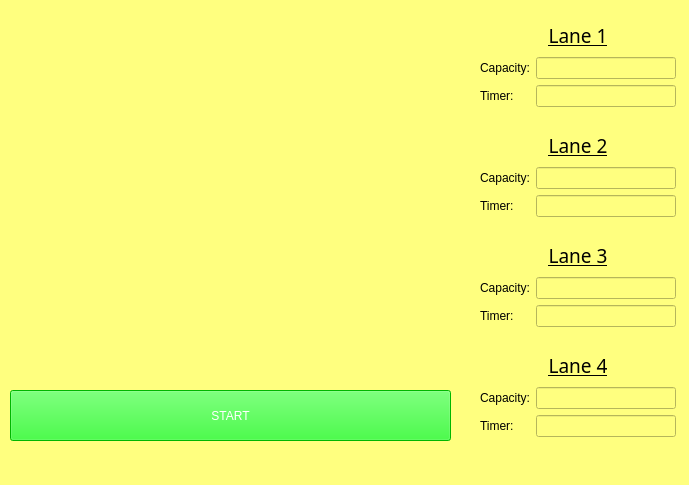
First picture: the form in traffic-capacity-counting/GUI.ui, repository nikhil-amin/Automated-Traffic-Control, before the edit.
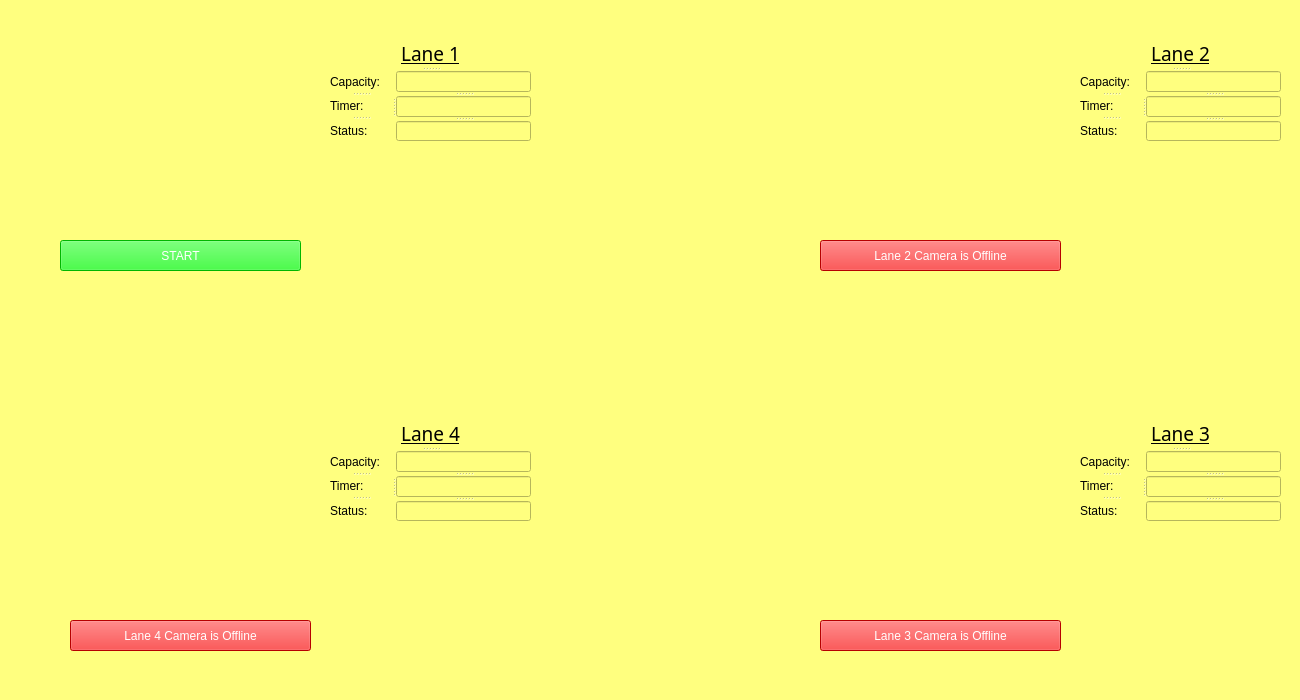
Second picture: the form after the edit. Icons and pictures are not drawn.

Commit message: UI change and lane Status display

Diff of the .ui file:
```diff
--- a/traffic-capacity-counting/GUI.ui
+++ b/traffic-capacity-counting/GUI.ui
@@ -6,20 +6,20 @@
    <rect>
     <x>0</x>
     <y>0</y>
-    <width>689</width>
-    <height>485</height>
+    <width>1300</width>
+    <height>700</height>
    </rect>
   </property>
   <property name="minimumSize">
    <size>
-    <width>689</width>
-    <height>485</height>
+    <width>1300</width>
+    <height>600</height>
    </size>
   </property>
   <property name="maximumSize">
    <size>
-    <width>689</width>
-    <height>485</height>
+    <width>1300</width>
+    <height>700</height>
    </size>
   </property>
   <property name="windowTitle">
@@ -35,10 +35,10 @@
    <widget class="QPushButton" name="pushButton_start">
     <property name="geometry">
      <rect>
-      <x>10</x>
-      <y>390</y>
-      <width>441</width>
-      <height>51</height>
+      <x>60</x>
+      <y>240</y>
+      <width>241</width>
+      <height>31</height>
      </rect>
     </property>
     <property name="styleSheet">
@@ -51,17 +51,172 @@
      <string>START</string>
     </property>
    </widget>
-   <widget class="QWidget" name="layoutWidget">
+   <widget class="QWidget" name="ImgWidget" native="true">
     <property name="geometry">
      <rect>
-      <x>480</x>
-      <y>130</y>
-      <width>196</width>
-      <height>87</height>
+      <x>50</x>
+      <y>20</y>
+      <width>261</width>
+      <height>281</height>
      </rect>
     </property>
-    <layout class="QVBoxLayout" name="verticalLayout_10">
-     <item>
+    <property name="minimumSize">
+     <size>
+      <width>241</width>
+      <height>211</height>
+     </size>
+    </property>
+    <property name="maximumSize">
+     <size>
+      <width>291</width>
+      <height>300</height>
+     </size>
+    </property>
+   </widget>
+   <widget class="QLabel" name="label_13">
+    <property name="geometry">
+     <rect>
+      <x>70</x>
+      <y>400</y>
+      <width>241</width>
+      <height>211</height>
+     </rect>
+    </property>
+    <property name="minimumSize">
+     <size>
+      <width>241</width>
+      <height>211</height>
+     </size>
+    </property>
+    <property name="maximumSize">
+     <size>
+      <width>241</width>
+      <height>211</height>
+     </size>
+    </property>
+    <property name="text">
+     <string>&lt;html&gt;&lt;head/&gt;&lt;body&gt;&lt;p&gt;&lt;img src=&quot;:/screenImage4/noVideo.png&quot;/&gt;&lt;/p&gt;&lt;/body&gt;&lt;/html&gt;</string>
+    </property>
+   </widget>
+   <widget class="QLabel" name="label_14">
+    <property name="geometry">
+     <rect>
+      <x>820</x>
+      <y>20</y>
+      <width>241</width>
+      <height>211</height>
+     </rect>
+    </property>
+    <property name="minimumSize">
+     <size>
+      <width>241</width>
+      <height>211</height>
+     </size>
+    </property>
+    <property name="maximumSize">
+     <size>
+      <width>241</width>
+      <height>211</height>
+     </size>
+    </property>
+    <property name="text">
+     <string>&lt;html&gt;&lt;head/&gt;&lt;body&gt;&lt;p&gt;&lt;img src=&quot;:/screenImage4/noVideo.png&quot;/&gt;&lt;/p&gt;&lt;/body&gt;&lt;/html&gt;</string>
+    </property>
+   </widget>
+   <widget class="QLabel" name="label_15">
+    <property name="geometry">
+     <rect>
+      <x>820</x>
+      <y>400</y>
+      <width>241</width>
+      <height>211</height>
+     </rect>
+    </property>
+    <property name="minimumSize">
+     <size>
+      <width>241</width>
+      <height>211</height>
+     </size>
+    </property>
+    <property name="maximumSize">
+     <size>
+      <width>241</width>
+      <height>211</height>
+     </size>
+    </property>
+    <property name="text">
+     <string>&lt;html&gt;&lt;head/&gt;&lt;body&gt;&lt;p&gt;&lt;img src=&quot;:/screenImage4/noVideo.png&quot;/&gt;&lt;/p&gt;&lt;/body&gt;&lt;/html&gt;</string>
+    </property>
+   </widget>
+   <widget class="QPushButton" name="pushButton_start_2">
+    <property name="geometry">
+     <rect>
+      <x>70</x>
+      <y>620</y>
+      <width>241</width>
+      <height>31</height>
+     </rect>
+    </property>
+    <property name="styleSheet">
+     <string notr="true">background-color: rgb(255, 0, 0);
+font: 12pt &quot;Sans Serif&quot;;
+color: rgb(255, 255, 255);
+border-color: rgb(0, 161, 0);</string>
+    </property>
+    <property name="text">
+     <string>Lane 4 Camera is Offline</string>
+    </property>
+   </widget>
+   <widget class="QPushButton" name="pushButton_start_3">
+    <property name="geometry">
+     <rect>
+      <x>820</x>
+      <y>620</y>
+      <width>241</width>
+      <height>31</height>
+     </rect>
+    </property>
+    <property name="styleSheet">
+     <string notr="true">background-color: rgb(255, 0, 0);
+font: 12pt &quot;Sans Serif&quot;;
+color: rgb(255, 255, 255);
+border-color: rgb(0, 161, 0);</string>
+    </property>
+    <property name="text">
+     <string>Lane 3 Camera is Offline</string>
+    </property>
+   </widget>
+   <widget class="QPushButton" name="pushButton_start_4">
+    <property name="geometry">
+     <rect>
+      <x>820</x>
+      <y>240</y>
+      <width>241</width>
+      <height>31</height>
+     </rect>
+    </property>
+    <property name="styleSheet">
+     <string notr="true">background-color: rgb(255, 0, 0);
+font: 12pt &quot;Sans Serif&quot;;
+color: rgb(255, 255, 255);
+border-color: rgb(0, 161, 0);</string>
+    </property>
+    <property name="text">
+     <string>Lane 2 Camera is Offline</string>
+    </property>
+   </widget>
+   <widget class="QSplitter" name="splitter_8">
+    <property name="geometry">
+     <rect>
+      <x>1080</x>
+      <y>40</y>
+      <width>201</width>
+      <height>101</height>
+     </rect>
+    </property>
+    <property name="orientation">
+     <enum>Qt::Vertical</enum>
+    </property>
       <widget class="QLabel" name="label_10">
        <property name="font">
         <font>
@@ -84,60 +239,64 @@
         <set>Qt::AlignCenter</set>
        </property>
       </widget>
-     </item>
-     <item>
-      <layout class="QHBoxLayout" name="horizontalLayout_3">
-       <item>
-        <layout class="QVBoxLayout" name="verticalLayout_5">
-         <item>
+    <widget class="QSplitter" name="splitter_7">
+     <property name="orientation">
+      <enum>Qt::Horizontal</enum>
+     </property>
+     <widget class="QSplitter" name="splitter_5">
+      <property name="orientation">
+       <enum>Qt::Vertical</enum>
+      </property>
           <widget class="QLabel" name="label_2">
            <property name="text">
             <string>Capacity:</string>
            </property>
           </widget>
-         </item>
-         <item>
           <widget class="QLabel" name="label_6">
            <property name="text">
             <string>Timer:</string>
            </property>
           </widget>
-         </item>
-        </layout>
-       </item>
-       <item>
-        <layout class="QVBoxLayout" name="verticalLayout_4">
-         <item>
+      <widget class="QLabel" name="label_17">
+       <property name="text">
+        <string>Status:</string>
+       </property>
+      </widget>
+     </widget>
+     <widget class="QSplitter" name="splitter_6">
+      <property name="orientation">
+       <enum>Qt::Vertical</enum>
+      </property>
           <widget class="QLineEdit" name="lineEdit_c2">
            <property name="readOnly">
             <bool>true</bool>
            </property>
           </widget>
-         </item>
-         <item>
           <widget class="QLineEdit" name="lineEdit_t2">
            <property name="readOnly">
             <bool>true</bool>
            </property>
           </widget>
-         </item>
-        </layout>
-       </item>
-      </layout>
-     </item>
-    </layout>
-   </widget>
-   <widget class="QWidget" name="layoutWidget">
+      <widget class="QLineEdit" name="lineEdit_s2">
+       <property name="readOnly">
+        <bool>true</bool>
+       </property>
+      </widget>
+     </widget>
+    </widget>
+   </widget>
+   <widget class="QSplitter" name="splitter_12">
     <property name="geometry">
      <rect>
-      <x>480</x>
-      <y>240</y>
-      <width>196</width>
-      <height>87</height>
+      <x>1080</x>
+      <y>420</y>
+      <width>201</width>
+      <height>101</height>
      </rect>
     </property>
-    <layout class="QVBoxLayout" name="verticalLayout_11">
-     <item>
+    <property name="orientation">
+     <enum>Qt::Vertical</enum>
+    </property>
       <widget class="QLabel" name="label_11">
        <property name="font">
         <font>
@@ -160,136 +319,64 @@
         <set>Qt::AlignCenter</set>
        </property>
       </widget>
-     </item>
-     <item>
-      <layout class="QHBoxLayout" name="horizontalLayout_4">
-       <item>
-        <layout class="QVBoxLayout" name="verticalLayout_8">
-         <item>
+    <widget class="QSplitter" name="splitter_11">
+     <property name="orientation">
+      <enum>Qt::Horizontal</enum>
+     </property>
+     <widget class="QSplitter" name="splitter_9">
+      <property name="orientation">
+       <enum>Qt::Vertical</enum>
+      </property>
           <widget class="QLabel" name="label_3">
            <property name="text">
             <string>Capacity:</string>
            </property>
           </widget>
-         </item>
-         <item>
           <widget class="QLabel" name="label_7">
            <property name="text">
             <string>Timer:</string>
            </property>
           </widget>
-         </item>
-        </layout>
-       </item>
-       <item>
-        <layout class="QVBoxLayout" name="verticalLayout_2">
-         <item>
+      <widget class="QLabel" name="label_18">
+       <property name="text">
+        <string>Status:</string>
+       </property>
+      </widget>
+     </widget>
+     <widget class="QSplitter" name="splitter_10">
+      <property name="orientation">
+       <enum>Qt::Vertical</enum>
+      </property>
           <widget class="QLineEdit" name="lineEdit_c3">
            <property name="readOnly">
             <bool>true</bool>
            </property>
           </widget>
-         </item>
-         <item>
           <widget class="QLineEdit" name="lineEdit_t3">
            <property name="readOnly">
             <bool>true</bool>
            </property>
           </widget>
-         </item>
-        </layout>
-       </item>
-      </layout>
-     </item>
-    </layout>
-   </widget>
-   <widget class="QWidget" name="layoutWidget">
-    <property name="geometry">
-     <rect>
-      <x>480</x>
-      <y>350</y>
-      <width>196</width>
-      <height>87</height>
-     </rect>
-    </property>
-    <layout class="QVBoxLayout" name="verticalLayout_12">
-     <item>
-      <widget class="QLabel" name="label_12">
-       <property name="font">
-        <font>
-         <family>Sans Serif</family>
-         <pointsize>14</pointsize>
-         <weight>50</weight>
-         <italic>false</italic>
-         <bold>false</bold>
-         <underline>true</underline>
-        </font>
-       </property>
-       <property name="styleSheet">
-        <string notr="true">font: 14pt &quot;Sans Serif&quot;;
-</string>
-       </property>
-       <property name="text">
-        <string>Lane 4</string>
-       </property>
-       <property name="alignment">
-        <set>Qt::AlignCenter</set>
-       </property>
-      </widget>
-     </item>
-     <item>
-      <layout class="QHBoxLayout" name="horizontalLayout_2">
-       <item>
-        <layout class="QVBoxLayout" name="verticalLayout_6">
-         <item>
-          <widget class="QLabel" name="label_4">
-           <property name="text">
-            <string>Capacity:</string>
-           </property>
-          </widget>
-         </item>
-         <item>
-          <widget class="QLabel" name="label_8">
-           <property name="text">
-            <string>Timer:</string>
-           </property>
-          </widget>
-         </item>
-        </layout>
-       </item>
-       <item>
-        <layout class="QVBoxLayout" name="verticalLayout_3">
-         <item>
-          <widget class="QLineEdit" name="lineEdit_c4">
+      <widget class="QLineEdit" name="lineEdit_s3">
            <property name="readOnly">
             <bool>true</bool>
            </property>
           </widget>
-         </item>
-         <item>
-          <widget class="QLineEdit" name="lineEdit_t4">
-           <property name="readOnly">
-            <bool>true</bool>
-           </property>
-          </widget>
-         </item>
-        </layout>
-       </item>
-      </layout>
-     </item>
-    </layout>
-   </widget>
-   <widget class="QWidget" name="layoutWidget">
+     </widget>
+    </widget>
+   </widget>
+   <widget class="QSplitter" name="splitter_4">
     <property name="geometry">
      <rect>
-      <x>480</x>
-      <y>20</y>
-      <width>196</width>
-      <height>87</height>
+      <x>330</x>
+      <y>40</y>
+      <width>201</width>
+      <height>101</height>
      </rect>
     </property>
-    <layout class="QVBoxLayout" name="verticalLayout_9">
-     <item>
+    <property name="orientation">
+     <enum>Qt::Vertical</enum>
+    </property>
       <widget class="QLabel" name="label_9">
        <property name="font">
         <font>
@@ -312,59 +399,158 @@
         <set>Qt::AlignCenter</set>
        </property>
       </widget>
-     </item>
-     <item>
-      <layout class="QHBoxLayout" name="horizontalLayout">
-       <item>
-        <layout class="QVBoxLayout" name="verticalLayout_7">
-         <item>
+    <widget class="QSplitter" name="splitter_3">
+     <property name="orientation">
+      <enum>Qt::Horizontal</enum>
+     </property>
+     <widget class="QSplitter" name="splitter">
+      <property name="orientation">
+       <enum>Qt::Vertical</enum>
+      </property>
           <widget class="QLabel" name="label">
            <property name="text">
             <string>Capacity:</string>
            </property>
           </widget>
-         </item>
-         <item>
           <widget class="QLabel" name="label_5">
            <property name="text">
             <string>Timer:</string>
            </property>
           </widget>
-         </item>
-        </layout>
-       </item>
-       <item>
-        <layout class="QVBoxLayout" name="verticalLayout">
-         <item>
+      <widget class="QLabel" name="label_16">
+       <property name="text">
+        <string>Status:</string>
+       </property>
+      </widget>
+     </widget>
+     <widget class="QSplitter" name="splitter_2">
+      <property name="orientation">
+       <enum>Qt::Vertical</enum>
+      </property>
           <widget class="QLineEdit" name="lineEdit_c1">
            <property name="readOnly">
             <bool>true</bool>
            </property>
           </widget>
-         </item>
-         <item>
           <widget class="QLineEdit" name="lineEdit_t1">
            <property name="readOnly">
             <bool>true</bool>
            </property>
           </widget>
-         </item>
-        </layout>
-       </item>
-      </layout>
-     </item>
-    </layout>
-   </widget>
-   <widget class="QWidget" name="ImgWidget" native="true">
+      <widget class="QLineEdit" name="lineEdit_s1">
+       <property name="readOnly">
+        <bool>true</bool>
+       </property>
+      </widget>
+     </widget>
+    </widget>
+   </widget>
+   <widget class="QSplitter" name="splitter_16">
     <property name="geometry">
      <rect>
-      <x>10</x>
-      <y>10</y>
-      <width>441</width>
-      <height>371</height>
+      <x>330</x>
+      <y>420</y>
+      <width>201</width>
+      <height>101</height>
      </rect>
     </property>
-   </widget>
+    <property name="orientation">
+     <enum>Qt::Vertical</enum>
+    </property>
+    <widget class="QLabel" name="label_12">
+     <property name="font">
+      <font>
+       <family>Sans Serif</family>
+       <pointsize>14</pointsize>
+       <weight>50</weight>
+       <italic>false</italic>
+       <bold>false</bold>
+       <underline>true</underline>
+      </font>
+     </property>
+     <property name="styleSheet">
+      <string notr="true">font: 14pt &quot;Sans Serif&quot;;
+</string>
+     </property>
+     <property name="text">
+      <string>Lane 4</string>
+     </property>
+     <property name="alignment">
+      <set>Qt::AlignCenter</set>
+     </property>
+    </widget>
+    <widget class="QSplitter" name="splitter_15">
+     <property name="orientation">
+      <enum>Qt::Horizontal</enum>
+     </property>
+     <widget class="QSplitter" name="splitter_13">
+      <property name="orientation">
+       <enum>Qt::Vertical</enum>
+      </property>
+      <widget class="QLabel" name="label_4">
+       <property name="text">
+        <string>Capacity:</string>
+       </property>
+      </widget>
+      <widget class="QLabel" name="label_8">
+       <property name="text">
+        <string>Timer:</string>
+       </property>
+      </widget>
+      <widget class="QLabel" name="label_19">
+       <property name="text">
+        <string>Status:</string>
+       </property>
+      </widget>
+     </widget>
+     <widget class="QSplitter" name="splitter_14">
+      <property name="orientation">
+       <enum>Qt::Vertical</enum>
+      </property>
+      <widget class="QLineEdit" name="lineEdit_c4">
+       <property name="readOnly">
+        <bool>true</bool>
+       </property>
+      </widget>
+      <widget class="QLineEdit" name="lineEdit_t4">
+       <property name="readOnly">
+        <bool>true</bool>
+       </property>
+      </widget>
+      <widget class="QLineEdit" name="lineEdit_s4">
+       <property name="readOnly">
+        <bool>true</bool>
+       </property>
+      </widget>
+     </widget>
+    </widget>
+   </widget>
+   <widget class="QLabel" name="label_20">
+    <property name="geometry">
+     <rect>
+      <x>560</x>
+      <y>250</y>
+      <width>211</width>
+      <height>201</height>
+     </rect>
+    </property>
+    <property name="text">
+     <string>&lt;html&gt;&lt;head/&gt;&lt;body&gt;&lt;p&gt;&lt;img src=&quot;:/screenImage4/circle.png&quot;/&gt;&lt;/p&gt;&lt;/body&gt;&lt;/html&gt;</string>
+    </property>
+   </widget>
+   <zorder>splitter_8</zorder>
+   <zorder>splitter_12</zorder>
+   <zorder>splitter_4</zorder>
+   <zorder>splitter_16</zorder>
+   <zorder>ImgWidget</zorder>
+   <zorder>label_13</zorder>
+   <zorder>label_14</zorder>
+   <zorder>label_15</zorder>
+   <zorder>pushButton_start_2</zorder>
+   <zorder>pushButton_start_3</zorder>
+   <zorder>pushButton_start_4</zorder>
+   <zorder>pushButton_start</zorder>
+   <zorder>label_20</zorder>
   </widget>
   <widget class="QMenuBar" name="menubar">
    <property name="geometry">
```
Left out of the diff: 6 changed lines with no effect on the pictures. Lines whose indentation alone changed are shown as unchanged. The commit also changes 5 other files.
